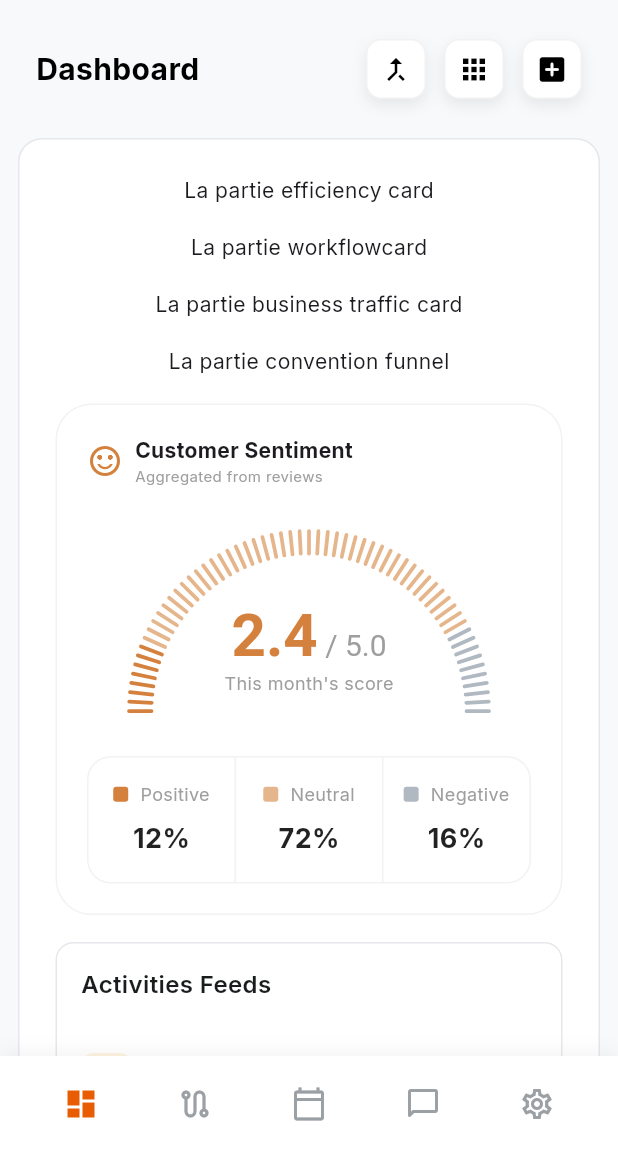
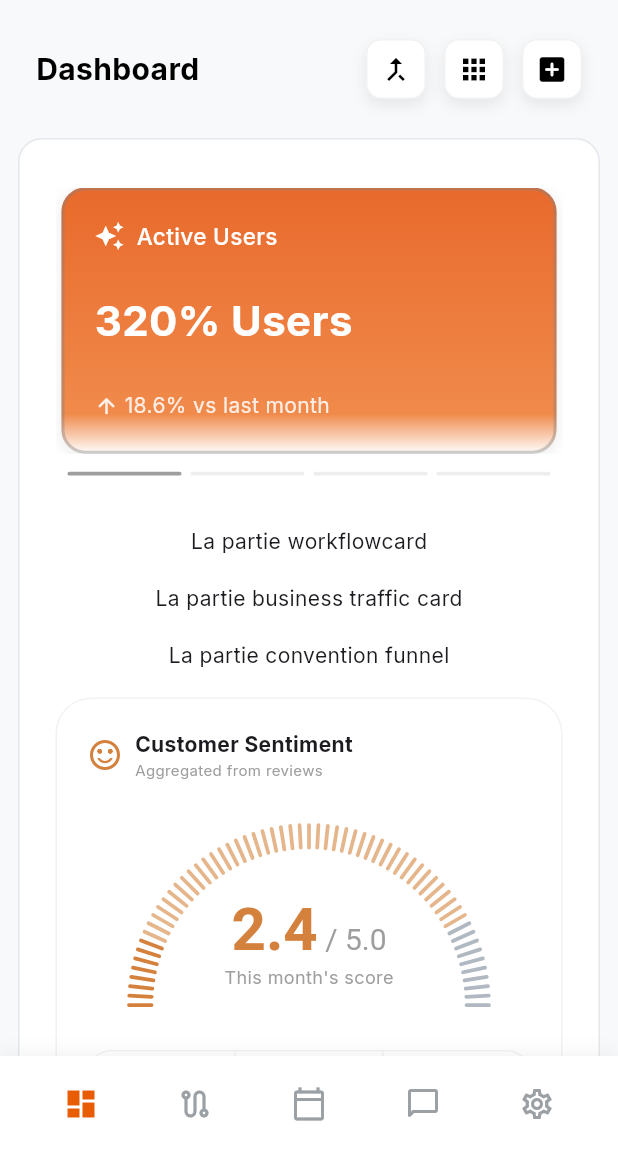
Before and after one commit to HE11032006/Mare_Flutter, a Flutter app: the screen it shows after launch, on a phone screen of 412 x 824 dp, the part 84-1236 px from its top. Run offline on Flutter 3.47's test engine with Material 3 defaults, Android fonts, the phone set to English and light mode, and no system bars; drawn by our look-alikes of flutter_animate; our stand-ins replace google_fonts.

Commit message:
Creation du widget efficiencySlideCard

```diff
--- a/lib/screens/dashboard.dart
+++ b/lib/screens/dashboard.dart
@@ -5,6 +5,7 @@ import '../utils/color.dart';
 import '../utils/text_style.dart';
 import '../widget/cards/activity_seeds.dart';
 import '../widget/cards/customer_sentiment_card.dart';
+import '../widget/cards/efficiency_slide_card.dart';
 class DashboardScreen extends StatelessWidget {
   const DashboardScreen({super.key});
 
@@ -171,9 +172,7 @@ class DashboardScreen extends StatelessWidget {
   }
 
   Widget _efficentlycard() {
-    return Center(
-      child: Text("La partie efficiency card"),
-    );
+    return const EfficiencySlideCard();
   }
 
   Widget _workflowcard() {
--- a/lib/utils/color.dart
+++ b/lib/utils/color.dart
@@ -35,8 +35,8 @@ abstract class AppColors {
   static const Color chartGray = Color(0xFFE5E7EB);
 
   // Efficiency card gradient
-  static const Color efficiencyStart = Color(0xFF1B4332);
-  static const Color efficiencyEnd = Color(0xFF2D6A4F);
+  static const Color efficiencyStart = Color(0xFFE86A2C);
+  static const Color efficiencyEnd = Color(0xFFF08A4B);
 
   // Border colors
   static const Color border = Color(0xFFE5E7EB);
--- /dev/null
+++ b/lib/widget/cards/efficiency_slide_card.dart
@@ -0,0 +1,165 @@
+import 'package:flutter/material.dart';
+import 'package:provider/provider.dart';
+import '../../providers/providers.dart';
+import '../../utils/color.dart';
+
+class EfficiencySlideCard extends StatefulWidget {
+  const EfficiencySlideCard({super.key});
+
+  @override
+  State<EfficiencySlideCard> createState() => _EfficiencySlideCardState();
+}
+
+class _EfficiencySlideCardState extends State<EfficiencySlideCard> {
+  int currentPage = 0;
+  final PageController pageController = PageController();
+
+  @override
+  Widget build(BuildContext context) {
+    final slides = context.watch<DashboardProvider>().efficiencySlides;
+
+    return Container(
+      height: 200,
+      margin: const EdgeInsets.symmetric(horizontal: 0, vertical: 8),
+      child: Column(
+        children: [
+          Expanded(
+            child: PageView.builder(
+              controller: pageController,
+              physics: const BouncingScrollPhysics(),
+              itemCount: slides.length,
+              onPageChanged: (index) {
+                setState(() {
+                  currentPage = index;
+                });
+              },
+              itemBuilder: (context, index) {
+                return Padding(
+                  padding: const EdgeInsets.symmetric(horizontal: 4),
+                  child: _buildSlideCard(slides[index]),
+                );
+              },
+            ),
+          ),
+          const SizedBox(height: 12),
+          Row(
+            mainAxisAlignment: MainAxisAlignment.center,
+            children: List.generate(
+              slides.length,
+              (index) => _buildPageIndicator(index),
+            ),
+          ),
+          const SizedBox(height: 8),
+        ],
+      ),
+    );
+  }
+
+  Widget _buildSlideCard(Map<String, dynamic> data) {
+    return Container(
+      decoration: BoxDecoration(
+        gradient: LinearGradient(
+          begin: Alignment.topCenter,
+          end: Alignment.bottomCenter,
+          colors: [
+            AppColors.efficiencyStart,
+            AppColors.efficiencyEnd,
+            Colors.white,
+          ],
+          stops: const [
+            0.0,
+            0.85,
+            1.0,
+          ],
+        ),
+        borderRadius: BorderRadius.circular(16),
+        border: Border.all(
+          color: const Color.fromARGB(255, 130, 128, 128).withOpacity(0.4),
+          width: 2,
+        ),
+        boxShadow: [
+          BoxShadow(
+            color: Colors.black.withOpacity(0.08),
+            blurRadius: 8,
+            offset: const Offset(0, 2),
+          ),
+        ],
+      ),
+      padding: const EdgeInsets.all(20),
+      child: Column(
+        mainAxisAlignment: MainAxisAlignment.spaceBetween,
+        crossAxisAlignment: CrossAxisAlignment.start,
+        children: [
+          Row(
+            children: [
+              const Icon(
+                Icons.auto_awesome,
+                color: Colors.white,
+                size: 20,
+              ),
+              const SizedBox(width: 8),
+              Expanded(
+                child: Text(
+                  data['title'],
+                  style: const TextStyle(
+                    color: Colors.white,
+                    fontSize: 15,
+                    fontWeight: FontWeight.w500,
+                  ),
+                ),
+              ),
+            ],
+          ),
+          Text(
+            '${data['value'].toStringAsFixed(0)}% ${data['label']}',
+            style: const TextStyle(
+              color: Colors.white,
+              fontSize: 28,
+              fontWeight: FontWeight.bold,
+            ),
+          ),
+          Row(
+            children: [
+              Icon(
+                Icons.arrow_upward,
+                color: Colors.white.withOpacity(0.9),
+                size: 16,
+              ),
+              const SizedBox(width: 4),
+              Text(
+                '${data['growth']}% ${data['period']}',
+                style: TextStyle(
+                  color: Colors.white.withOpacity(0.85),
+                  fontSize: 14,
+                ),
+              ),
+            ],
+          ),
+        ],
+      ),
+    );
+  }
+
+  Widget _buildPageIndicator(int index) {
+    bool isActive = currentPage == index;
+    return AnimatedContainer(
+      duration: const Duration(milliseconds: 150),
+      curve: Curves.easeInOut,
+      width: 76,
+      height: 2.5,
+      margin: const EdgeInsets.symmetric(horizontal: 3),
+      decoration: BoxDecoration(
+        color: isActive
+          ? Colors.grey.shade500
+          : Colors.grey.shade200,
+        borderRadius: BorderRadius.circular(2),
+      ),
+    );
+  }
+
+  @override
+  void dispose() {
+    pageController.dispose();
+    super.dispose();
+  }
+}
```
